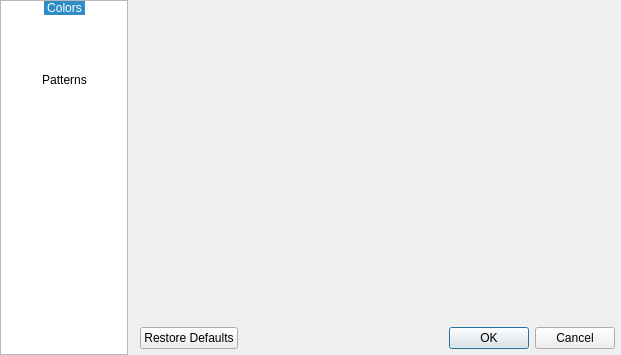
This is configdialog.ui in darthtenebrus/kglife as Qt 5 draws it before an edit. The edited form follows.
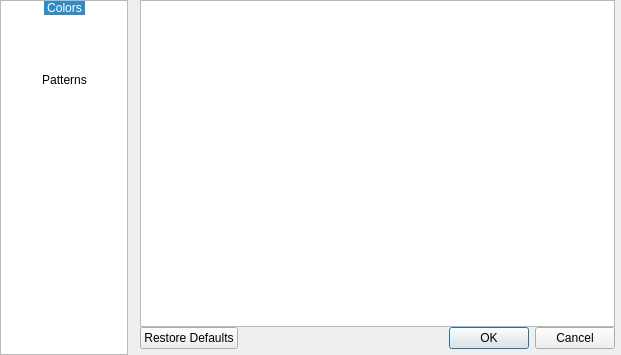
This is the edited form. The open tabs and pages were chosen to show the change. Icons and pictures are not drawn.

The edit to the form file:
```diff
--- a/configdialog.ui
+++ b/configdialog.ui
@@ -191,7 +191,25 @@
          </item>
         </layout>
        </widget>
-       <widget class="QWidget" name="pagePatterns"/>
+       <widget class="QWidget" name="pagePatterns">
+        <layout class="QVBoxLayout" name="verticalLayout_2">
+         <property name="leftMargin">
+          <number>0</number>
+         </property>
+         <property name="topMargin">
+          <number>0</number>
+         </property>
+         <property name="rightMargin">
+          <number>0</number>
+         </property>
+         <property name="bottomMargin">
+          <number>0</number>
+         </property>
+         <item>
+          <widget class="QListWidget" name="patternList"/>
+         </item>
+        </layout>
+       </widget>
       </widget>
      </item>
      <item>
```
